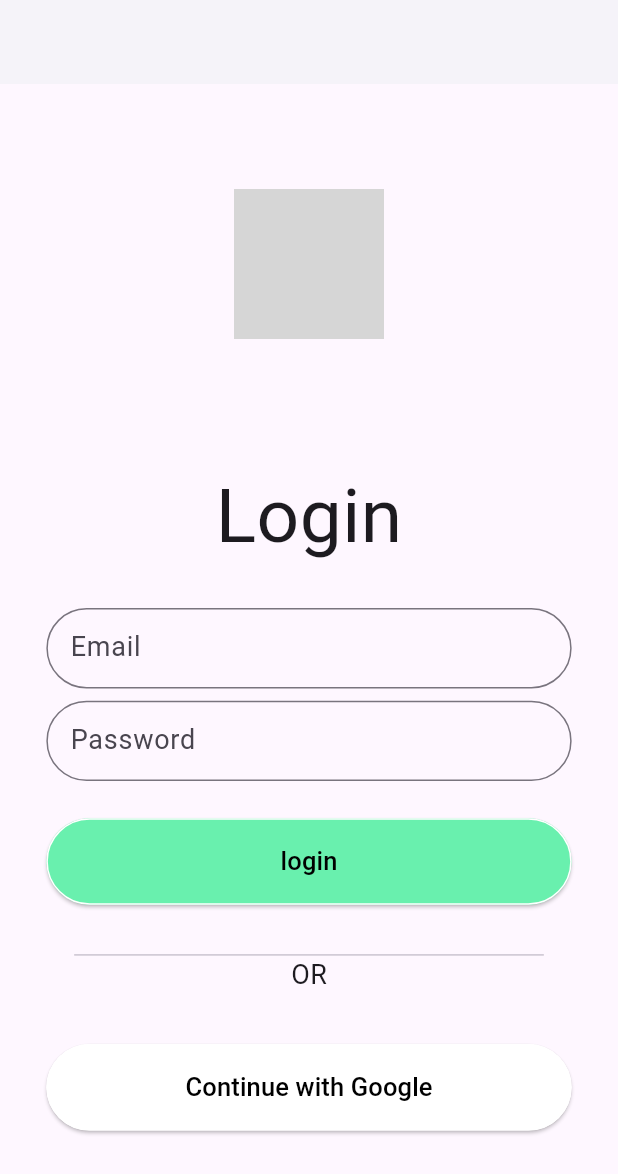
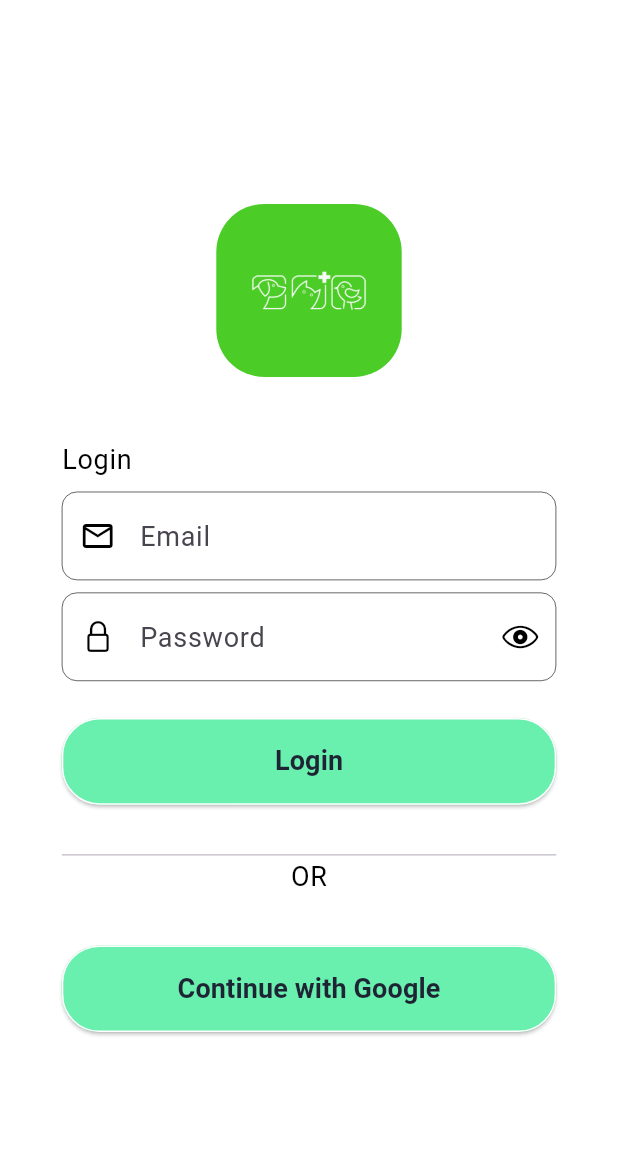
Before and after one commit to akp-dev2230/petmate, a Flutter app: the Loginscreen screen opened directly, on a phone screen of 412 x 824 dp. Shown: the top 1174 px of the screen. Run offline on Flutter 3.47's test engine with Material 3 defaults, Android fonts, the light colour scheme and no system bars; our stand-ins replace cloud_firestore, firebase_auth, firebase_core, lottie; accounts and stored records are empty; grey boxes are pictures that could not be loaded.

Commit message:
login sign up authentication added.

```diff
--- a/lib/app_theme.dart
+++ b/lib/app_theme.dart
@@ -1,7 +1,11 @@
 import 'package:flutter/material.dart';
 
 class AppTheme {
-  static final ThemeData lightTheme = ThemeData(
+  static ThemeData lightTheme(BuildContext context) {
+    double screenWidth = MediaQuery.of(context).size.width;
+    double fontSize = screenWidth > 600 ? 22 : 18;
+
+    return ThemeData(
       brightness: Brightness.light,
       appBarTheme: const AppBarTheme(
         backgroundColor: Colors.white,
@@ -9,21 +13,27 @@ class AppTheme {
         elevation: 2.0,
       ),
       useMaterial3: true,
-    textTheme: const TextTheme(
-      bodyLarge: TextStyle(fontSize: 18, color: Colors.black),
+      textTheme: TextTheme(
+        bodyLarge: TextStyle(fontSize: fontSize, color: Colors.black),
       ),
     );
+  }
 
-  static final ThemeData darkTheme = ThemeData(
+  static ThemeData darkTheme(BuildContext context) {
+    double screenWidth = MediaQuery.of(context).size.width;
+    double fontSize = screenWidth > 600 ? 22 : 18;
+
+    return ThemeData(
       brightness: Brightness.dark,
       appBarTheme: const AppBarTheme(
         backgroundColor: Color(0xFF1E2433),
         foregroundColor: Colors.white,
-      elevation: 2.0
+        elevation: 2.0,
       ),
       useMaterial3: true,
-    textTheme: const TextTheme(
-      bodyLarge: TextStyle(fontSize: 18, color: Colors.white),
+      textTheme: TextTheme(
+        bodyLarge: TextStyle(fontSize: fontSize, color: Colors.white),
       ),
     );
   }
+}
--- a/lib/commonwidgets/commonbutton.dart
+++ b/lib/commonwidgets/commonbutton.dart
@@ -1,19 +1,26 @@
 import 'package:flutter/material.dart';
 
-Widget commonButton({onNavigate,buttonName, width, height, clr, txtclr}){
+Widget commonButton({width, height, onNavigate,buttonName}){
   return ElevatedButton(
-    onPressed: onNavigate,
-    child: Text(buttonName, style: TextStyle(fontSize: 17, color: txtclr)),
     style: ElevatedButton.styleFrom(
-      backgroundColor: clr,
-      foregroundColor: Colors.white70, // Text color
+      backgroundColor: Colors.greenAccent,
+      foregroundColor: Colors.black, // Text color
       shape: RoundedRectangleBorder(
         side: const BorderSide(
-            color: Colors.white
+            color: Colors.white,
         ),
-        borderRadius: BorderRadius.circular(35),
+        borderRadius: BorderRadius.circular(25),
       ),
       fixedSize: Size(width, height),
     ),
+    onPressed: onNavigate,
+    child: Text(
+      buttonName,
+      style: const TextStyle(
+        color: Color(0xFF1E2433),
+        fontSize: 18,
+        fontWeight: FontWeight.bold,
+      ),
+    ),
   );
 }
--- a/lib/commonwidgets/commontextfield.dart
+++ b/lib/commonwidgets/commontextfield.dart
@@ -1,16 +1,25 @@
 import 'package:flutter/material.dart';
 
-Widget commonTextfield({hinttext, obstxt, height, width, controller }){
-  return Container(
-    width: width ,
-    height: height,
-    child: TextField(
-      controller: controller,
-      obscureText: obstxt,
-      decoration: InputDecoration(
-          hintText: hinttext,
-          border: OutlineInputBorder(
-              borderRadius: BorderRadius.circular(30)
+Widget commonTextfield({controller, obstxt, preFixIcon, hinttext, suFFixIcon, suffIconPressed, required BuildContext context}){
+  return TextField(
+    controller: controller,
+    obscureText: obstxt ?? false,
+    decoration: InputDecoration(
+      prefixIcon: Icon(preFixIcon,color: Theme.of(context).appBarTheme.foregroundColor,),
+      hintText: hinttext,
+      suffixIcon: IconButton(onPressed: suffIconPressed, icon: Icon(suFFixIcon,color: Theme.of(context).appBarTheme.foregroundColor,)),
+      enabledBorder: OutlineInputBorder(
+            borderRadius: BorderRadius.circular(10.0),
+            borderSide: BorderSide(
+              color: Theme.of(context).appBarTheme.foregroundColor!,
+              width: 0.4,
+            )
+        ),
+      focusedBorder: OutlineInputBorder(
+          borderRadius: BorderRadius.circular(10.0),
+          borderSide: BorderSide(
+            color: Theme.of(context).appBarTheme.foregroundColor!,
+            width: 1.0,
           )
       ),
     ),
--- a/lib/loginscreen.dart
+++ /dev/null
@@ -1,88 +0,0 @@
-import 'package:flutter/material.dart';
-import 'package:petmate/commonwidgets/commonbutton.dart';
-import 'package:petmate/commonwidgets/commontextfield.dart';
-
-class Loginscreen extends StatefulWidget {
-  const Loginscreen({super.key});
-
-  @override
-  State<Loginscreen> createState() => _LoginscreenState();
-}
-
-TextEditingController emailController = TextEditingController();
-TextEditingController passController = TextEditingController();
-
-class _LoginscreenState extends State<Loginscreen> {
-  @override
-  Widget build(BuildContext context) {
-
-    final horizontalPadding = MediaQuery.of(context).size.width ;
-    final verticalPadding = MediaQuery.of(context).size.height ;
-
-    return Scaffold(
-      appBar: AppBar(),
-      body: Center(
-        child: SingleChildScrollView(
-          child: Column(
-            children: [
-              Padding(
-                padding: EdgeInsets.only(bottom: verticalPadding*0.1),
-                child: Container(
-                  width: 100,
-                  height: 100,
-                  decoration: BoxDecoration(
-                    image: const DecorationImage(
-                      image: AssetImage('assets/images/logo.png'),
-                      fit: BoxFit.cover,
-                    ),
-                    borderRadius: BorderRadius.circular(32), // Optional: Rounded corners
-                  ),
-                ),
-              ),
-              const Text("Login",style: TextStyle(fontSize: 50, fontWeight: FontWeight.w400),),
-              SizedBox(height: verticalPadding*0.03,),
-              commonTextfield(
-                hinttext: "Email",
-                obstxt: false,
-                width: horizontalPadding*0.85 ,
-                height: verticalPadding*0.065,
-              ),
-              SizedBox(height: verticalPadding*0.01,),
-              commonTextfield(
-                hinttext: "Password",
-                obstxt: true,
-                width: horizontalPadding*0.85 ,
-                height: verticalPadding*0.065,
-              ),
-              SizedBox(height:verticalPadding*0.03),
-              commonButton(
-                onNavigate: (){
-                },
-                buttonName: "login",
-                width: horizontalPadding*0.85,
-                height: verticalPadding*0.07,
-                clr: Colors.greenAccent,
-                txtclr: Colors.black,
-              ),
-              SizedBox(height:verticalPadding*0.04),
-              Padding(
-                padding: EdgeInsets.symmetric(horizontal: horizontalPadding*0.12),
-                child: Divider(height: 1,),
-              ),
-              Text("OR", style: TextStyle(fontSize: 18,),),
-              SizedBox(height:verticalPadding*0.04),
-              commonButton(
-                onNavigate: (){},
-                buttonName: "Continue with Google",
-                width: horizontalPadding*0.85,
-                height: verticalPadding*0.07,
-                clr: Colors.white,
-                txtclr: Colors.black,
-              ),
-            ],
-          ),
-        ),
-      ),
-    );
-  }
-}
--- /dev/null
+++ b/lib/views/authentication_screen/loginscreen.dart
@@ -0,0 +1,123 @@
+import 'package:flutter/cupertino.dart';
+import 'package:flutter/material.dart';
+import 'package:petmate/commonwidgets/commonbutton.dart';
+import 'package:petmate/commonwidgets/commontextfield.dart';
+import 'package:petmate/views/authentication_screen/auth_service.dart';
+import 'package:petmate/views/home.dart';
+
+class Loginscreen extends StatefulWidget {
+  const Loginscreen({super.key});
+
+  @override
+  State<Loginscreen> createState() => _LoginscreenState();
+}
+
+class _LoginscreenState extends State<Loginscreen> {
+
+  final AuthService _authService = AuthService();
+  TextEditingController emailController = TextEditingController();
+  TextEditingController passController = TextEditingController();
+  bool obsbool = true;
+
+  void login({required BuildContext context}) async{
+    try{
+      await _authService.loginMethod(
+        context: context,
+        email: emailController.text,
+        password: passController.text,
+      ).then((value){
+        Navigator.pushReplacement(context, MaterialPageRoute(builder: (context)=>const Home()));
+      });
+    }catch(e){
+      ScaffoldMessenger.of(context).showSnackBar(SnackBar(content: Text("Error: $e", style: Theme.of(context).textTheme.bodyLarge,)));
+    }
+  }
+
+
+  @override
+  Widget build(BuildContext context) {
+
+    final screenWidth = MediaQuery.of(context).size.width ;
+    final screenHeight = MediaQuery.of(context).size.height ;
+
+    return Scaffold(
+      backgroundColor: Theme.of(context).appBarTheme.backgroundColor,
+      body: Center(
+        child: SingleChildScrollView(
+          child: Padding(
+            padding: EdgeInsets.symmetric(
+              horizontal: MediaQuery.of(context).orientation == Orientation.portrait ? screenWidth*0.10 : screenWidth*0.15,
+              vertical: MediaQuery.of(context).orientation == Orientation.portrait ? screenHeight*0.05 : screenHeight*0.10,
+            ),
+            child: Column(
+              crossAxisAlignment: CrossAxisAlignment.start,
+              children: [
+                Center(
+                  child: Container(
+                    width: MediaQuery.of(context).orientation == Orientation.portrait ? screenWidth*0.30 : screenWidth*0.20,
+                    height: MediaQuery.of(context).orientation == Orientation.portrait ? screenHeight*0.14 : screenHeight*0.40,
+                    decoration: BoxDecoration(
+                      image: const DecorationImage(
+                        image: AssetImage('assets/images/PETMATE3.jpg'),
+                        fit: BoxFit.cover,
+                      ),
+                      borderRadius: BorderRadius.circular(32), // Optional: Rounded corners
+                    ),
+                  ),
+                ),
+                SizedBox(height: MediaQuery.of(context).orientation == Orientation.portrait ? screenHeight*0.05 : screenHeight*0.07),
+                Text(
+                  "Login ",
+                  style: Theme.of(context).textTheme.bodyLarge,
+                ),
+                SizedBox(height: MediaQuery.of(context).orientation == Orientation.portrait ? screenHeight*0.01 : screenHeight*0.03,),
+                commonTextfield(
+                  controller: emailController,
+                  preFixIcon: Icons.email_outlined,
+                  hinttext: "Email",
+                  context: context,
+                ),
+                SizedBox(height: MediaQuery.of(context).orientation == Orientation.portrait ? screenHeight*0.01 : screenHeight*0.03,),
+                commonTextfield(
+                  controller: passController,
+                  obstxt: obsbool,
+                  preFixIcon: CupertinoIcons.lock,
+                  hinttext: "Password",
+                  suFFixIcon: obsbool ? CupertinoIcons.eye : CupertinoIcons.eye_slash,
+                  suffIconPressed: (){
+                    setState(() {
+                      obsbool = !obsbool;
+                    });
+                  },
+                  context: context,
+                ),
+                SizedBox(height:MediaQuery.of(context).orientation == Orientation.portrait ? screenHeight*0.03 : screenHeight*0.05),
+                commonButton(
+                  width: screenWidth*0.85,
+                  height: MediaQuery.of(context).orientation == Orientation.portrait ? screenHeight*0.07 : screenHeight*0.15,
+                  buttonName: "Login",
+                  onNavigate: ()=>login(context: context),
+                ),
+                SizedBox(height: MediaQuery.of(context).orientation == Orientation.portrait ? screenHeight*0.04 : screenHeight*0.06),
+                const Divider(height: 1,),
+                Center(
+                  child: Text(
+                    "OR",
+                    style: Theme.of(context).textTheme.bodyLarge,
+                  ),
+                ),
+                SizedBox(height: MediaQuery.of(context).orientation == Orientation.portrait ? screenHeight*0.04 : screenHeight*0.06),
+                commonButton(
+                  width: screenWidth*0.85,
+                  height: MediaQuery.of(context).orientation == Orientation.portrait ? screenHeight*0.07 : screenHeight*0.15,
+                  buttonName: "Continue with Google",
+                  onNavigate: (){},
+                ),
+              ],
+            ),
+          ),
+        ),
+      ),
+    );
+  }
+}
--- a/lib/views/welcoming_screen/intropage.dart
+++ b/lib/views/welcoming_screen/intropage.dart
@@ -39,7 +39,7 @@ class _IntroPageState extends State<IntroPage> {
                       height: MediaQuery.of(context).orientation == Orientation.portrait ? screenHeight*0.10 : screenHeight*0.25,
                       width: MediaQuery.of(context).orientation == Orientation.portrait ? screenWidth*0.22 : screenWidth*0.13,
                       decoration: BoxDecoration(
-                        image: const DecorationImage(image: AssetImage('assets/images/applogo.jpg'),fit: BoxFit.cover),
+                        image: const DecorationImage(image: AssetImage('assets/images/PETMATE3.jpg'),fit: BoxFit.cover),
                         borderRadius: BorderRadius.circular(16),
                       ),
                     ),
@@ -108,7 +108,7 @@ class _IntroPageState extends State<IntroPage> {
                 SizedBox(height: screenHeight*0.02),
                 ElevatedButton(
                   onPressed: () {
-                    Navigator.push(context, MaterialPageRoute(builder: (context)=>const Display()));
+                    Navigator.pushReplacement(context, MaterialPageRoute(builder: (context)=>const Display()));
                   },
                   style: ElevatedButton.styleFrom(
                     backgroundColor: Colors.greenAccent,
--- a/pubspec.yaml
+++ b/pubspec.yaml
@@ -37,9 +37,10 @@ dependencies:
   cupertino_icons: ^1.0.6
   firebase_core:
   firebase_auth:
-  firebase_storage:
   cloud_firestore:
   lottie:
+  intl_phone_field:
+  pinput:
 
 dev_dependencies:
   flutter_test:
```
Also changed, not shown: lib/main.dart (+6 -26 lines), lib/views/authentication_screen/auth_service.dart (added, +74 -0 lines), lib/views/authentication_screen/signupscreen.dart (added, +108 -0 lines), lib/views/home.dart (added, +14 -0 lines), lib/views/welcoming_screen/display.dart (+7 -6 lines), pubspec.lock, 4 other files. Lines whose indentation alone changed are shown as unchanged.
